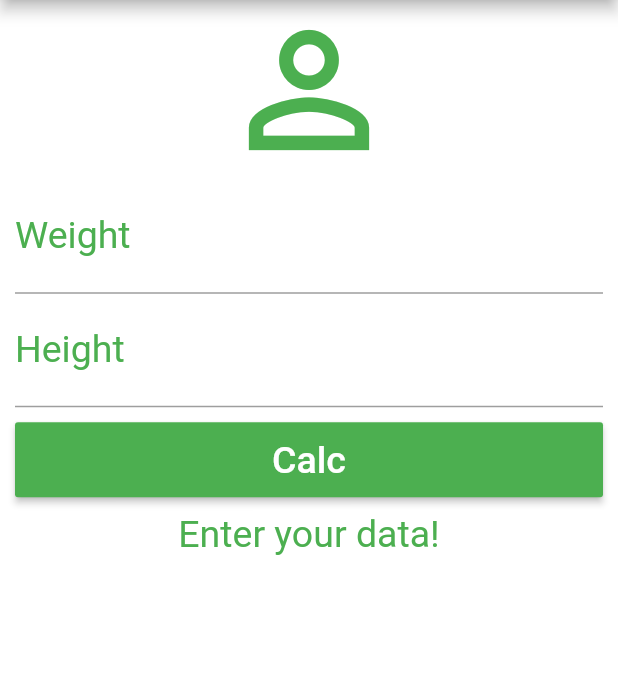
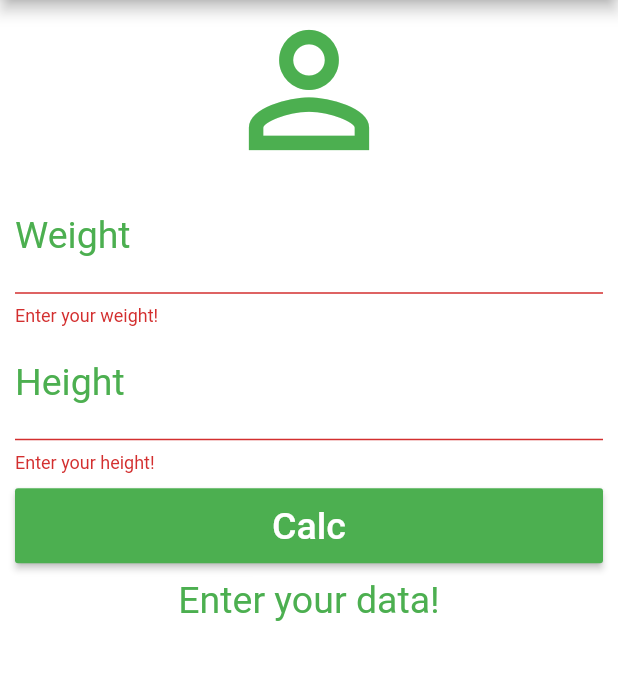
Before and after one commit to luidimso/flutter_app_bmi_calculator, a Flutter app: the screen it shows after launch, after a tap on "Calc", on a phone screen of 412 x 824 dp, the part 84-764 px from its top. Run offline on Flutter 3.47's test engine with Material 2 defaults, Android fonts, the phone set to English and light mode, and no system bars.

```diff
--- a/lib/main.dart
+++ b/lib/main.dart
@@ -15,6 +15,8 @@ class _HomeState extends State<Home> {
   TextEditingController weightController = TextEditingController();
   TextEditingController heightController = TextEditingController();
 
+  GlobalKey<FormState> _formKey = GlobalKey<FormState>();
+
   String _info = "Enter your data!";
 
   void _resetFields(){
@@ -23,6 +25,7 @@ class _HomeState extends State<Home> {
 
     setState(() {
       _info = "Enter your data!";
+      _formKey = GlobalKey<FormState>();
     });
   }
 
@@ -57,6 +60,8 @@ class _HomeState extends State<Home> {
       backgroundColor: Colors.white,
       body: SingleChildScrollView(
         padding: EdgeInsets.fromLTRB(10, 0, 10, 0),
+        child: Form(
+          key: _formKey,
           child: Column(
             crossAxisAlignment: CrossAxisAlignment.stretch,
             children: <Widget>[
@@ -64,7 +69,7 @@ class _HomeState extends State<Home> {
                   size: 120,
                   color: Colors.green
               ),
-            TextField(
+              TextFormField(
                 keyboardType: TextInputType.number,
                 decoration: InputDecoration(
                     labelText: "Weight",
@@ -78,8 +83,13 @@ class _HomeState extends State<Home> {
                     fontSize: 25
                 ),
                 controller: weightController,
+                validator: (value) {
+                  if(value.isEmpty) {
+                    return "Enter your weight!";
+                  }
+                },
               ),
-            TextField(
+              TextFormField(
                 keyboardType: TextInputType.number,
                 decoration: InputDecoration(
                     labelText: "Height",
@@ -93,6 +103,11 @@ class _HomeState extends State<Home> {
                     fontSize: 25
                 ),
                 controller: heightController,
+                validator: (value) {
+                  if(value.isEmpty) {
+                    return "Enter your height!";
+                  }
+                }
               ),
               Padding(
                 padding: EdgeInsets.only(
@@ -102,7 +117,11 @@ class _HomeState extends State<Home> {
                 child: Container(
                   height: 50,
                   child: RaisedButton(
-                    onPressed: calc,
+                    onPressed: () {
+                      if(_formKey.currentState.validate()) {
+                        calc();
+                      }
+                    },
                     child: Text("Calc",
                         style: TextStyle(
                             color: Colors.white,
@@ -122,6 +141,7 @@ class _HomeState extends State<Home> {
               )
             ],
           ),
+        ),
       )
     );
   }
```
Lines whose indentation alone changed are shown as unchanged.
